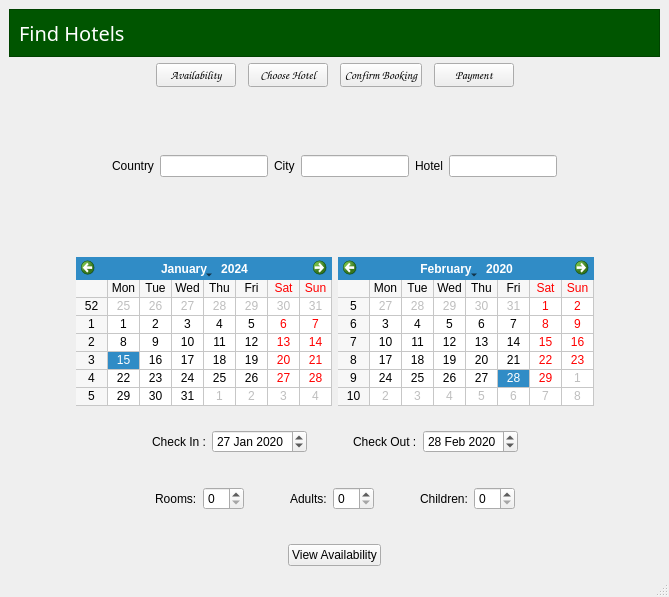
Qt form interface1.ui (Sumit1673/Room-Reservation-system-Python-PyQt5) before a commit.
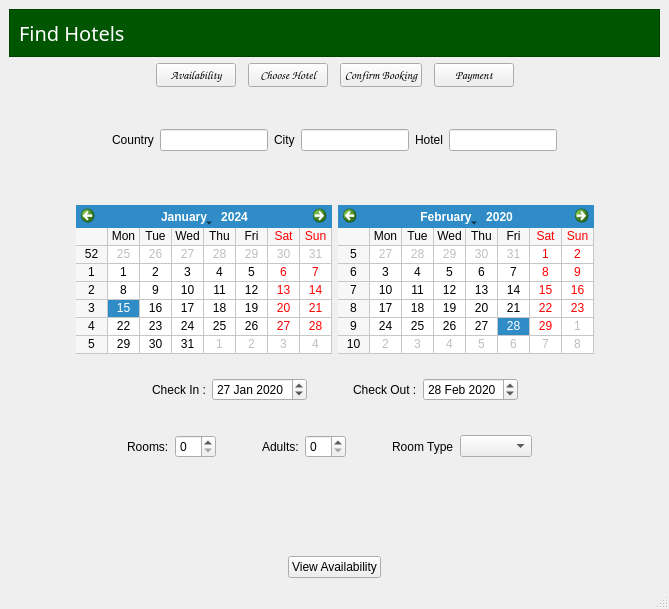
The same form after that commit. Icons and pictures are not drawn.

Commit message: added combo box to the room type

Patch:
```diff
--- a/interface1.ui
+++ b/interface1.ui
@@ -10,7 +10,7 @@
     <x>0</x>
     <y>0</y>
     <width>669</width>
-    <height>597</height>
+    <height>609</height>
    </rect>
   </property>
   <property name="sizePolicy">
@@ -310,10 +310,6 @@
      </layout>
     </item>
     <item row="3" column="0">
-     <layout class="QVBoxLayout" name="verticalLayout_8">
-      <item>
-       <layout class="QVBoxLayout" name="verticalLayout_7">
-        <item>
          <layout class="QVBoxLayout" name="verticalLayout_6">
           <item>
            <layout class="QVBoxLayout" name="verticalLayout_5">
@@ -522,7 +518,7 @@
           </item>
          </layout>
         </item>
-        <item>
+    <item row="4" column="0">
          <layout class="QHBoxLayout" name="horizontalLayout_9">
           <item>
            <spacer name="horizontalSpacer_14">
@@ -603,15 +599,15 @@
                </font>
               </property>
               <property name="text">
-               <string>Children:</string>
+           <string>Room Type</string>
               </property>
              </widget>
             </item>
-            <item>
-             <widget class="QSpinBox" name="children_spinbox"/>
-            </item>
-           </layout>
-          </item>
+       </layout>
+      </item>
+      <item>
+       <widget class="QComboBox" name="cmbox_room_type"/>
+      </item>
           <item>
            <spacer name="horizontalSpacer_16">
             <property name="orientation">
@@ -627,7 +623,7 @@
           </item>
          </layout>
         </item>
-        <item>
+    <item row="5" column="0">
          <spacer name="verticalSpacer_5">
           <property name="orientation">
            <enum>Qt::Vertical</enum>
@@ -635,14 +631,12 @@
           <property name="sizeHint" stdset="0">
            <size>
             <width>20</width>
-            <height>28</height>
+        <height>29</height>
            </size>
           </property>
          </spacer>
         </item>
-       </layout>
-      </item>
-      <item>
+    <item row="6" column="0">
        <layout class="QHBoxLayout" name="horizontalLayout_2">
         <item>
          <spacer name="horizontalSpacer_4">
@@ -683,8 +677,6 @@
            </size>
           </property>
          </spacer>
-        </item>
-       </layout>
       </item>
      </layout>
     </item>
```
Lines whose indentation alone changed are shown as unchanged. The commit also changes 1 other file.
